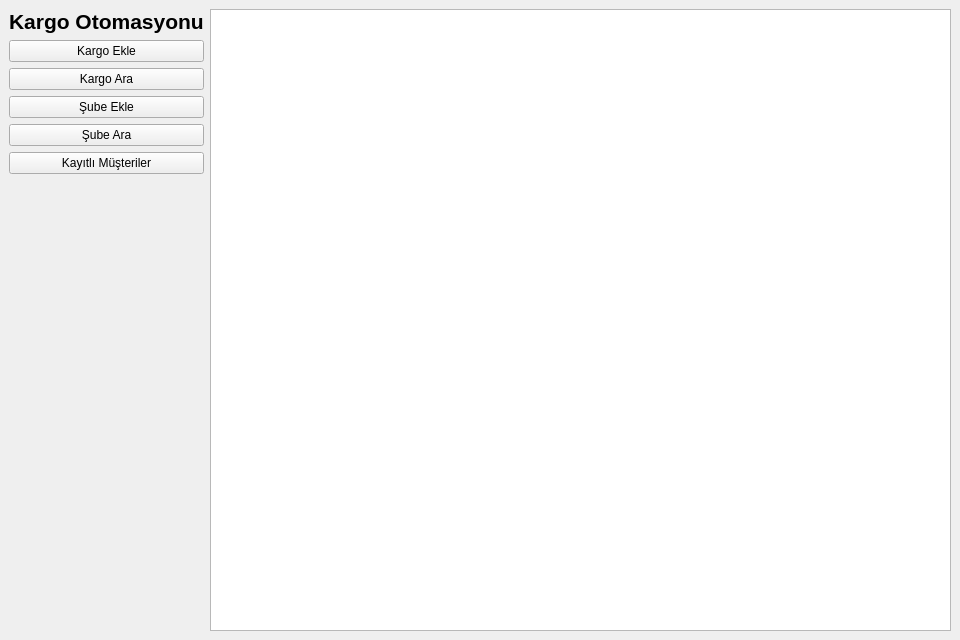
Before: the Qt Designer form mainwindow.ui in Alder-Team/KargoOtomasyonu, drawn with Qt 5.
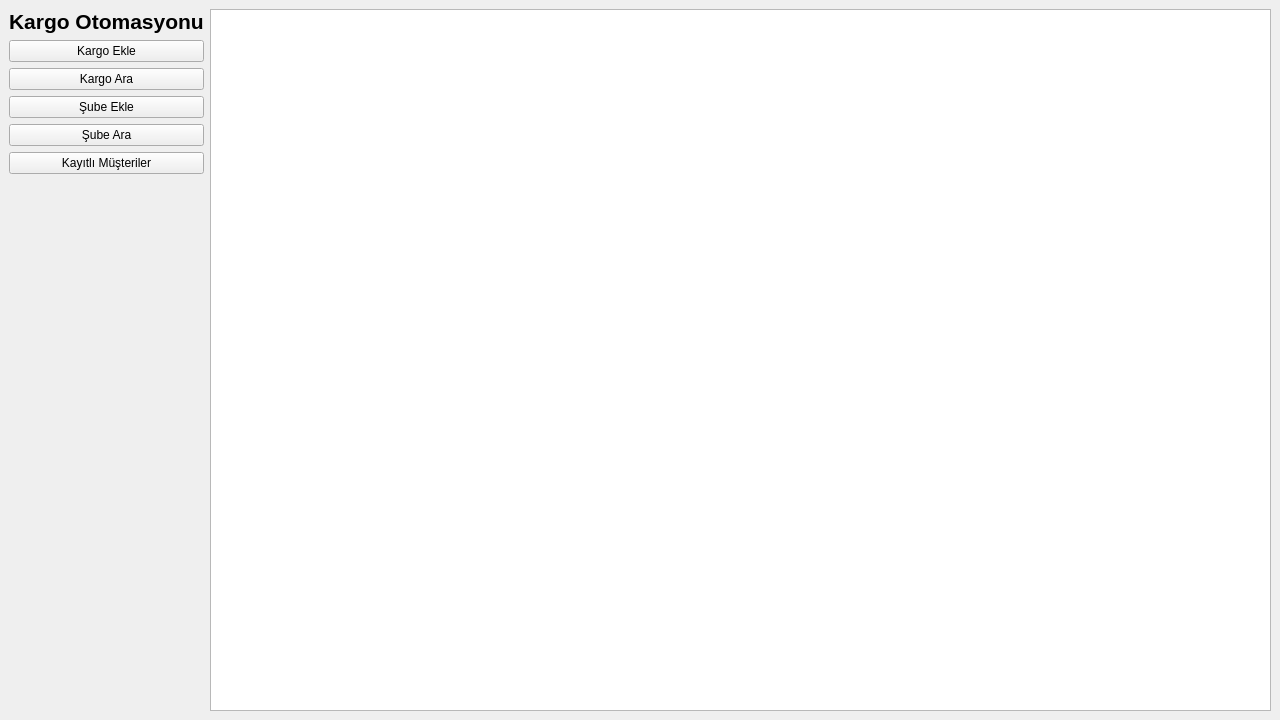
After: the same form once the commit is applied.

What changed in the file:
```diff
--- a/mainwindow.ui
+++ b/mainwindow.ui
@@ -6,8 +6,8 @@
    <rect>
     <x>0</x>
     <y>0</y>
-    <width>960</width>
-    <height>640</height>
+    <width>1280</width>
+    <height>720</height>
    </rect>
   </property>
   <property name="windowTitle">
```
